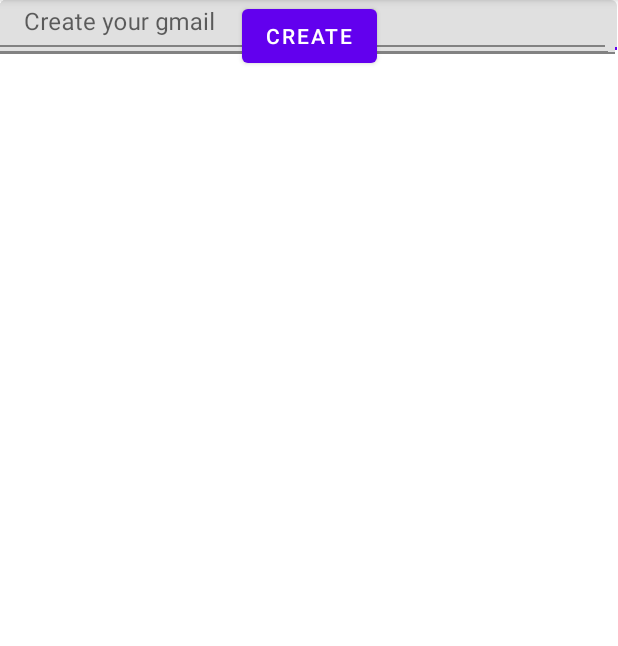
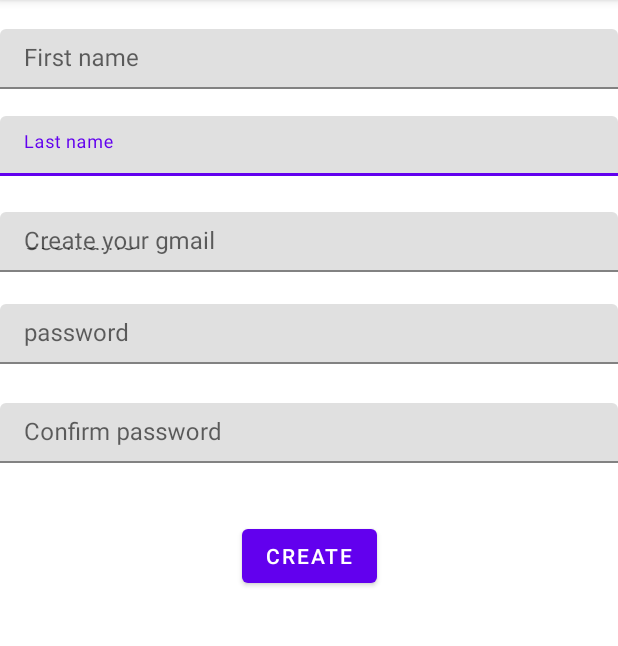
Before and after one commit to lotskiee/loayTasksManager, an Android app: the register_activity screen opened directly, with no data from a screen before it, on a phone screen of 412 x 824 dp, the part 84-730 px from its top. Run offline under Robolectric (Android 15) with nearby library versions, the phone set to English and light mode, and no system bars; 4 statements that could not run were skipped.

Commit message:
1.after designing all activities 2.all activities graphics components (view) are decleared and foucd view by id

```diff
--- a/app/build.gradle
+++ b/app/build.gradle
@@ -1,5 +1,6 @@
 plugins {
     id 'com.android.application'
+    id 'com.google.gms.google-services'
 }
 
 android {
@@ -32,6 +33,10 @@ dependencies {
     implementation 'androidx.appcompat:appcompat:1.3.1'
     implementation 'com.google.android.material:material:1.4.0'
     implementation 'androidx.constraintlayout:constraintlayout:2.1.0'
+    implementation 'com.google.firebase:firebase-auth:19.2.0'
+    implementation 'com.google.firebase:firebase-database:19.2.1'
+    implementation 'com.google.firebase:firebase-firestore:21.4.0'
+    implementation 'com.google.firebase:firebase-storage:19.1.1'
     testImplementation 'junit:junit:4.+'
     androidTestImplementation 'androidx.test.ext:junit:1.1.3'
     androidTestImplementation 'androidx.test.espresso:espresso-core:3.4.0'
--- a/app/src/main/res/layout/activity_register.xml
+++ b/app/src/main/res/layout/activity_register.xml
@@ -7,10 +7,14 @@
     tools:context=".register_activity">
 
     <com.google.android.material.textfield.TextInputLayout
-        android:layout_width="411dp"
-        android:layout_height="33dp"
-        tools:layout_editor_absoluteX="0dp"
-        tools:layout_editor_absoluteY="66dp">
+        android:id="@+id/textInputLayout3"
+        android:layout_width="0dp"
+        android:layout_height="0dp"
+        android:layout_marginBottom="24dp"
+        app:layout_constraintBottom_toTopOf="@+id/TextInputLayout21"
+        app:layout_constraintEnd_toEndOf="parent"
+        app:layout_constraintStart_toStartOf="parent"
+        app:layout_constraintTop_toBottomOf="@+id/textInputLayout4">
 
         <com.google.android.material.textfield.TextInputEditText
             android:id="@+id/etLastname"
@@ -20,10 +24,15 @@
     </com.google.android.material.textfield.TextInputLayout>
 
     <com.google.android.material.textfield.TextInputLayout
-        android:layout_width="409dp"
-        android:layout_height="29dp"
-        tools:layout_editor_absoluteX="2dp"
-        tools:layout_editor_absoluteY="19dp">
+        android:id="@+id/textInputLayout4"
+        android:layout_width="0dp"
+        android:layout_height="0dp"
+        android:layout_marginTop="19dp"
+        android:layout_marginBottom="18dp"
+        app:layout_constraintBottom_toTopOf="@+id/textInputLayout3"
+        app:layout_constraintEnd_toEndOf="parent"
+        app:layout_constraintStart_toStartOf="parent"
+        app:layout_constraintTop_toTopOf="parent">
 
         <com.google.android.material.textfield.TextInputEditText
             android:id="@+id/etFirstname"
@@ -34,9 +43,13 @@
 
     <com.google.android.material.textfield.TextInputLayout
         android:id="@+id/TextInputLayout"
-        android:layout_width="410dp"
-        android:layout_height="36dp"
-        tools:layout_editor_absoluteY="175dp">
+        android:layout_width="0dp"
+        android:layout_height="0dp"
+        android:layout_marginBottom="26dp"
+        app:layout_constraintBottom_toTopOf="@+id/TextInputEditText"
+        app:layout_constraintEnd_toEndOf="parent"
+        app:layout_constraintStart_toStartOf="parent"
+        app:layout_constraintTop_toBottomOf="@+id/TextInputLayout21">
 
         <com.google.android.material.textfield.TextInputEditText
             android:id="@+id/etPassword"
@@ -49,9 +62,13 @@
 
     <com.google.android.material.textfield.TextInputLayout
         android:id="@+id/TextInputEditText"
-        android:layout_width="405dp"
-        android:layout_height="35dp"
-        tools:layout_editor_absoluteY="237dp">
+        android:layout_width="0dp"
+        android:layout_height="0dp"
+        android:layout_marginBottom="38dp"
+        app:layout_constraintBottom_toTopOf="@+id/btnCreate"
+        app:layout_constraintEnd_toEndOf="parent"
+        app:layout_constraintStart_toStartOf="parent"
+        app:layout_constraintTop_toBottomOf="@+id/TextInputLayout">
 
         <com.google.android.material.textfield.TextInputEditText
             android:id="@+id/etConfirmpassword"
@@ -63,10 +80,14 @@
 
     <com.google.android.material.textfield.TextInputLayout
         android:id="@+id/TextInputLayout21"
-        android:layout_width="403dp"
-        android:layout_height="31dp"
+        android:layout_width="0dp"
+        android:layout_height="0dp"
+        android:layout_marginBottom="21dp"
         android:hint="Create your gmail"
-        tools:layout_editor_absoluteY="123dp">
+        app:layout_constraintBottom_toTopOf="@+id/TextInputLayout"
+        app:layout_constraintEnd_toEndOf="parent"
+        app:layout_constraintStart_toStartOf="parent"
+        app:layout_constraintTop_toBottomOf="@+id/textInputLayout3">
 
         <com.google.android.material.textfield.TextInputEditText
             android:id="@+id/etGmail"
@@ -81,8 +102,10 @@
         android:id="@+id/btnCreate"
         android:layout_width="wrap_content"
         android:layout_height="wrap_content"
+        android:layout_marginBottom="373dp"
         android:text="Create"
+        app:layout_constraintBottom_toBottomOf="parent"
         app:layout_constraintEnd_toEndOf="parent"
         app:layout_constraintStart_toStartOf="parent"
-        tools:layout_editor_absoluteY="310dp" />
+        app:layout_constraintTop_toBottomOf="@+id/TextInputEditText" />
 </androidx.constraintlayout.widget.ConstraintLayout>
--- a/build.gradle
+++ b/build.gradle
@@ -6,6 +6,7 @@ buildscript {
     }
     dependencies {
         classpath "com.android.tools.build:gradle:7.0.2"
+        classpath 'com.google.gms:google-services:4.3.3'
 
         // NOTE: Do not place your application dependencies here; they belong
         // in the individual module build.gradle files
```
Also changed, not shown: app/src/main/java/loay/sholy/loaytasksmanager/Splash_Screen_Activity.java (+11 -0 lines), app/src/main/res/layout/activity_add_task.xml (+33 -17 lines).
